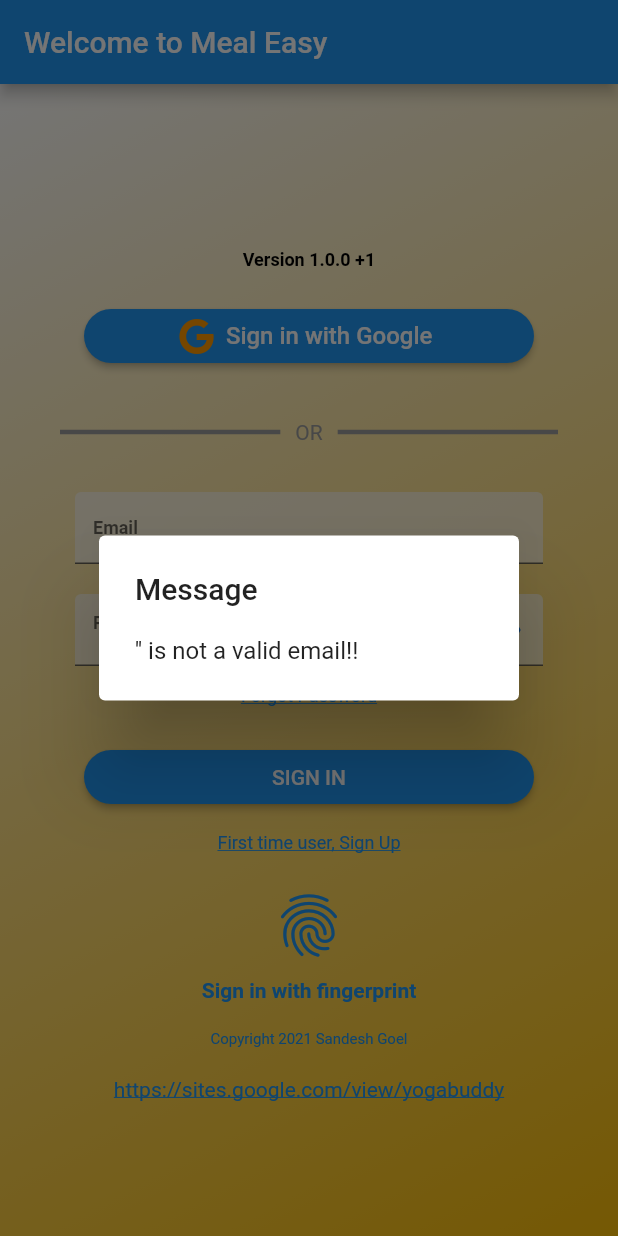
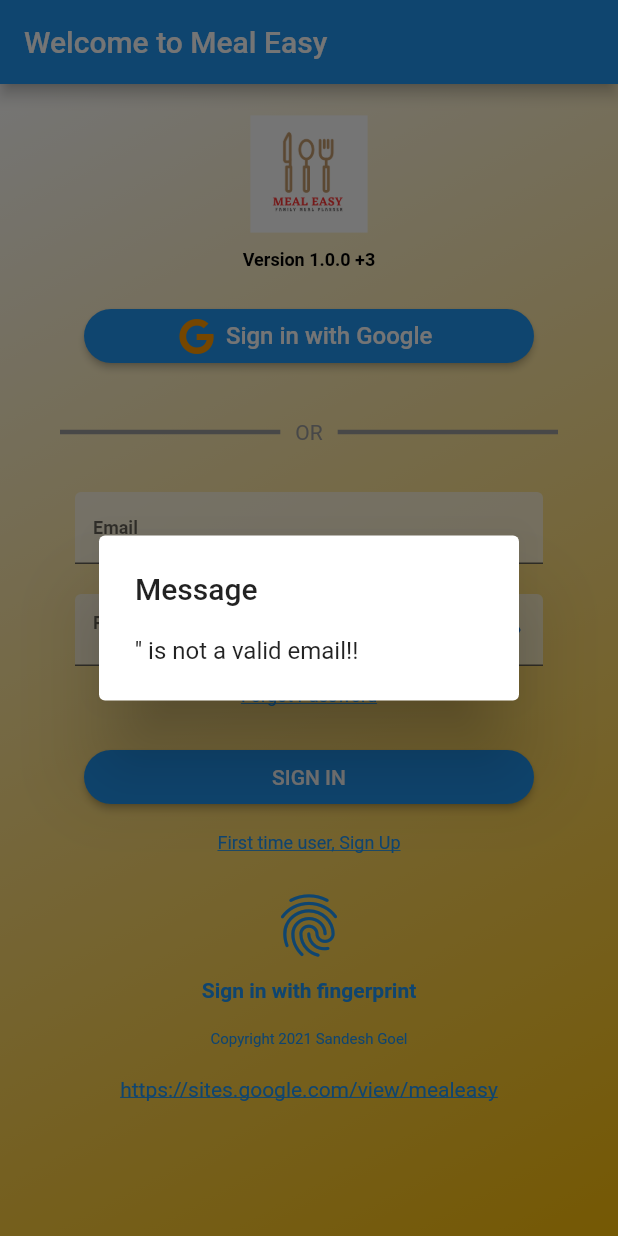
Before and after one commit to sandeshgoel/meal_planner, a Flutter app: the screen it shows after launch, after a tap on "Forgot Password", on a phone screen of 412 x 824 dp. Run offline on Flutter 3.47's test engine with Material 2 defaults, Android fonts, the phone set to English and light mode, and no system bars; our stand-ins replace cloud_firestore, firebase_auth, firebase_core, flutter_form_builder, flutter_spinkit, font_awesome_flutter and 4 more; accounts and stored records are empty.

Commit message:
Added android support

```diff
--- a/lib/pages/authenticate_page.dart
+++ b/lib/pages/authenticate_page.dart
@@ -66,7 +66,7 @@
             children: [
               SizedBox(height: 10),
               Image.asset(
-                "assets/icon/yoga_icon_circular.png",
+                "assets/icon/meal_easy_icon.png",
                 height: 80,
                 width: 80,
               ),
@@ -297,12 +297,12 @@
               // Webpage link
               RichText(
                 text: TextSpan(
-                  text: 'https://sites.google.com/view/yogabuddy',
+                  text: 'https://sites.google.com/view/mealeasy',
                   style: TextStyle(
                       color: Colors.blue, decoration: TextDecoration.underline),
                   recognizer: TapGestureRecognizer()
                     ..onTap = () async {
-                      final url = 'https://sites.google.com/view/yogabuddy';
+                      final url = 'https://sites.google.com/view/mealeasy';
                       if (await canLaunchUrlString(url)) {
                         await launchUrlString(
                           url,
--- a/lib/pages/home_page.dart
+++ b/lib/pages/home_page.dart
@@ -264,7 +264,7 @@
                   shape: BoxShape.circle,
                   image: DecorationImage(
                     image: (_photo == '')
-                        ? AssetImage("assets/icon/yoga_icon_circular.png")
+                        ? AssetImage("assets/icon/meal_easy_icon.png")
                             as ImageProvider
                         : NetworkImage(_photo),
                   ),
@@ -319,7 +319,7 @@
       context: context,
       applicationVersion: 'Ver $version +$buildNumber',
       applicationIcon: Image.asset(
-        "assets/icon/yoga_icon_circular.png",
+        "assets/icon/meal_easy_icon.png",
         height: 40,
         width: 40,
       ),
--- a/pubspec.yaml
+++ b/pubspec.yaml
@@ -17,7 +17,7 @@
 # https://developer.apple.com/library/archive/documentation/General/Reference/InfoPlistKeyReference/Articles/CoreFoundationKeys.html
 # In Windows, build-name is used as the major, minor, and patch parts
 # of the product and file versions while build-number is used as the build suffix.
-version: 1.0.0+1
+version: 1.0.0+3
 
 environment:
   sdk: '>=2.18.0 <3.0.0'
@@ -53,7 +53,7 @@
 flutter_icons:
   android: "launcher_icon"
   ios: true
-  image_path: "assets/icon/yoga_icon_circular.png"
+  image_path: "assets/icon/meal_easy_icon.png"
 
 dev_dependencies:
   flutter_test:
```
Also changed, not shown: assets/icon/meal_easy_feature_graphic.png (added), assets/icon/meal_easy_icon.png (added), assets/icon/meal_easy_icon_canva.png (added), lib/firebase_options.dart, 33 other files.
